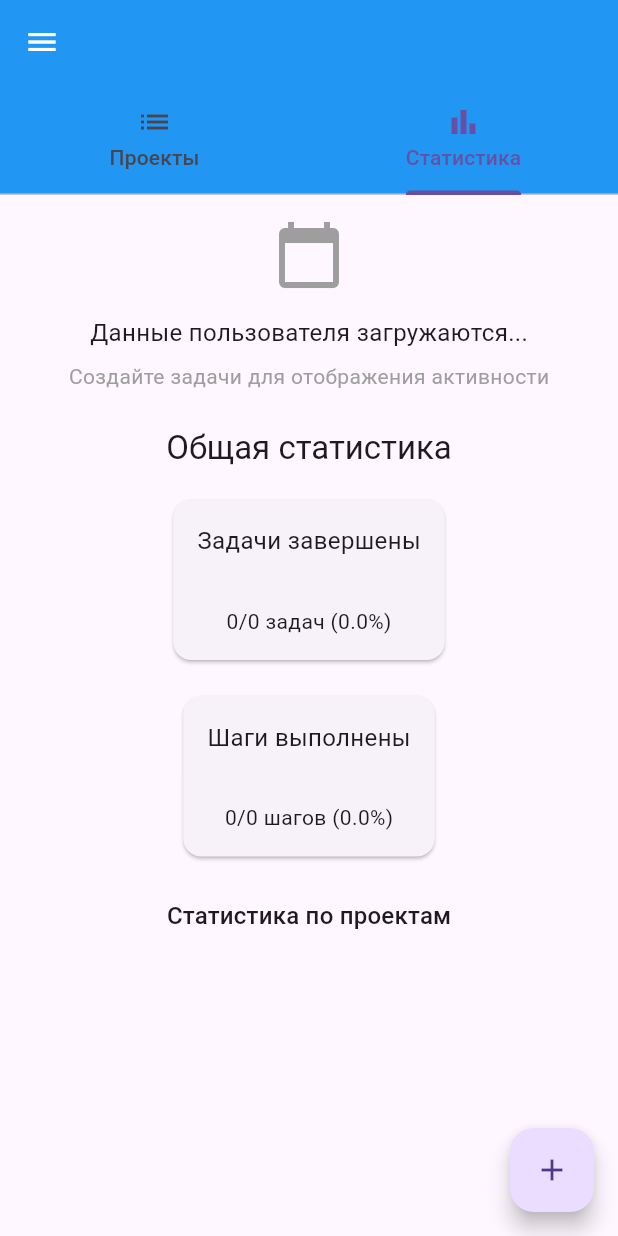
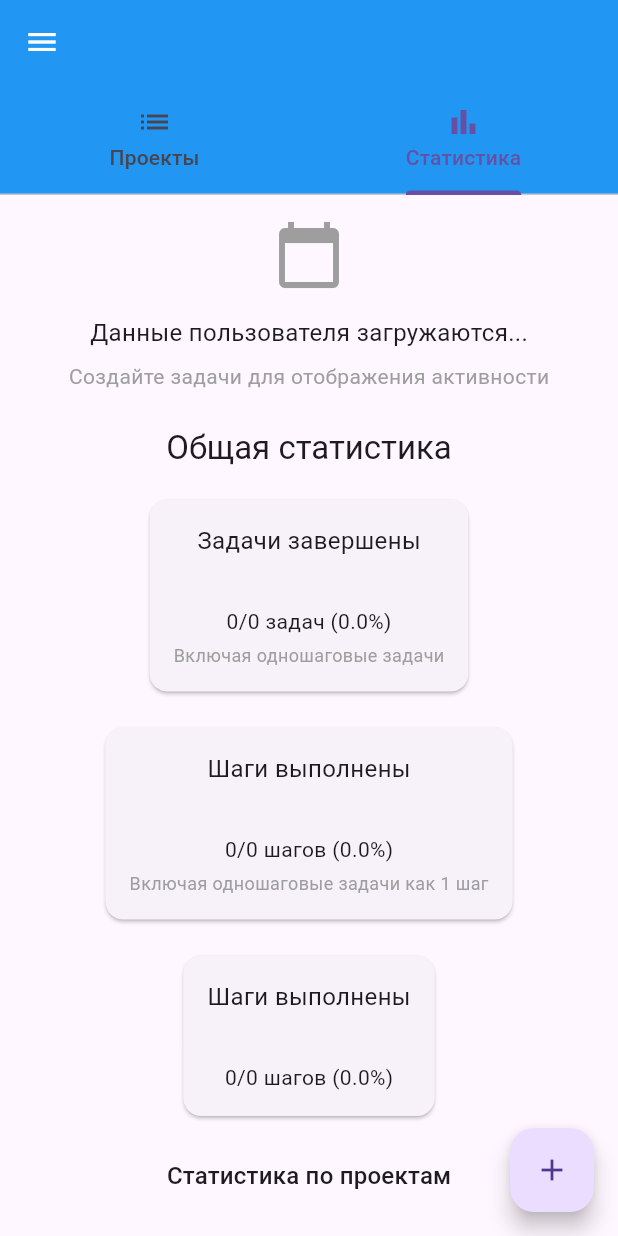
Before and after one commit to Vinillian/task_tracker, a Flutter app: the screen it shows once a user with an empty profile is signed in, tab 2 chosen, on a phone screen of 412 x 824 dp. Run offline on Flutter 3.47's test engine with Material 3 defaults, Android fonts, the phone set to English and light mode, and no system bars; our stand-ins replace cloud_firestore, firebase_auth, firebase_core, hive, hive_flutter, share_plus; accounts and stored records are empty.

Commit message:
feat: include single-step tasks in project progress statistics
- Updated project progress calculation to include single-step task completion
- Enhanced statistics widgets to show both step-by-step and single-step tasks
- Modified progress tracking to count single-step tasks as 1 step each
- Added informative labels explaining what types of tasks are included

Now both step-by-step and single-step tasks contribute to overall project progress, providing a more comprehensive view of completion status.

```diff
--- a/lib/widgets/github_calendar.dart
+++ b/lib/widgets/github_calendar.dart
@@ -26,12 +26,12 @@ class GitHubCalendar extends StatelessWidget {
     return firestoreService.userStream(currentUid);
   }
 
+  // В методе _buildContributions обновить обработку истории:
   Map<DateTime, int> _buildContributions(List<dynamic> progressHistory) {
     final now = DateTime.now();
     final start = DateTime(now.year - 1, now.month, now.day);
     final map = <DateTime, int>{};
 
-    // Initialize all dates with 0 contributions
     for (var d = start; !d.isAfter(now); d = d.add(const Duration(days: 1))) {
       map[DateTime(d.year, d.month, d.day)] = 0;
     }
@@ -44,11 +44,9 @@ class GitHubCalendar extends StatelessWidget {
         int steps = 0;
 
         if (historyItem is ProgressHistory) {
-          // Handle ProgressHistory objects
           date = historyItem.date;
           steps = historyItem.stepsAdded;
         } else if (historyItem is Map<String, dynamic>) {
-          // Handle Map data (from Firestore)
           final dynamic dateData = historyItem['date'];
           final dynamic stepsData = historyItem['stepsAdded'];
 
--- a/lib/widgets/statistics_widgets.dart
+++ b/lib/widgets/statistics_widgets.dart
@@ -19,30 +19,28 @@ class StatisticsWidgets {
       for (var task in project.tasks) {
         totalTasks += 1;
 
-        // Учитываем оба типа задач
-        if (task.taskType == TaskType.stepByStep) {
+        if (task.taskType == "stepByStep") {
           totalSteps += task.totalSteps;
           completedSteps += task.completedSteps;
 
           if (task.completedSteps >= task.totalSteps) {
             completedTasks += 1;
           }
-        } else {
-          // Для единовременных задач
-          totalSteps += 1;
+        } else if (task.taskType == "singleStep") {
+          totalSteps += 1; // Каждая одношаговая задача = 1 шаг
           if (task.isCompleted) {
             completedSteps += 1;
             completedTasks += 1;
           }
         }
 
-        // Обработка подзадач
+        // Обработка подзадач (только для пошаговых задач)
         for (var subtask in task.subtasks) {
           totalSteps += subtask.totalSteps;
           completedSteps += subtask.completedSteps;
         }
       }
-    } // ← ДОБАВИТЬ закрывающую скобку
+    }
 
     double taskProgress = totalTasks > 0 ? completedTasks / totalTasks : 0.0;
     double stepsProgress = totalSteps > 0 ? completedSteps / totalSteps : 0.0;
@@ -67,6 +65,27 @@ class StatisticsWidgets {
                     ProgressUtils.buildAnimatedProgressBar(taskProgress, height: 16),
                     const SizedBox(height: 8),
                     Text('${completedTasks}/$totalTasks задач (${(taskProgress * 100).toStringAsFixed(1)}%)'),
+                    const SizedBox(height: 4),
+                    Text('Включая одношаговые задачи',
+                        style: TextStyle(fontSize: 12, color: Colors.grey)),
+                  ],
+                ),
+              ),
+            ),
+            const SizedBox(height: 16),
+            Card(
+              child: Padding(
+                padding: const EdgeInsets.all(16.0),
+                child: Column(
+                  children: [
+                    Text('Шаги выполнены', style: TextStyle(fontSize: 16)),
+                    const SizedBox(height: 8),
+                    ProgressUtils.buildAnimatedProgressBar(stepsProgress, height: 16),
+                    const SizedBox(height: 8),
+                    Text('$completedSteps/$totalSteps шагов (${(stepsProgress * 100).toStringAsFixed(1)}%)'),
+                    const SizedBox(height: 4),
+                    Text('Включая одношаговые задачи как 1 шаг',
+                        style: TextStyle(fontSize: 12, color: Colors.grey)),
                   ],
                 ),
               ),
@@ -90,19 +109,17 @@ class StatisticsWidgets {
             Text('Статистика по проектам',
                 style: Theme.of(context).textTheme.titleMedium),
             const SizedBox(height: 16),
+            // В части статистики по проектам обновить:
             ...user.projects.map((project) {
               double projectProgress = 0.0;
               int projectTasks = project.tasks.length;
               int completedProjectTasks = 0;
 
               for (var task in project.tasks) {
-                if (task.taskType == TaskType.stepByStep) {
-                  // Замените проверки taskType на строковые
-                  if (task.taskType == 'stepByStep') {
-                    // обработка пошаговых задач
-                  } else if (task.taskType == 'singleStep') {
-                    // обработка единовременных задач
-                  }
+                if (task.taskType == "stepByStep") {
+                  if (task.completedSteps >= task.totalSteps) completedProjectTasks++;
+                } else if (task.taskType == "singleStep") {
+                  if (task.isCompleted) completedProjectTasks++;
                 }
               }
 
@@ -120,8 +137,10 @@ class StatisticsWidgets {
                       const SizedBox(height: 8),
                       ProgressUtils.buildAnimatedProgressBar(projectProgress),
                       const SizedBox(height: 8),
-                      Text(
-                          '${completedProjectTasks}/${projectTasks} задач завершено'),
+                      Text('${completedProjectTasks}/$projectTasks задач завершено'),
+                      if (project.tasks.any((t) => t.taskType == "singleStep"))
+                        Text('Включая одношаговые задачи',
+                            style: TextStyle(fontSize: 11, color: Colors.grey)),
                     ],
                   ),
                 ),
```
Also changed, not shown: lib/screens/project_list_screen.dart (+13 -1 lines).
